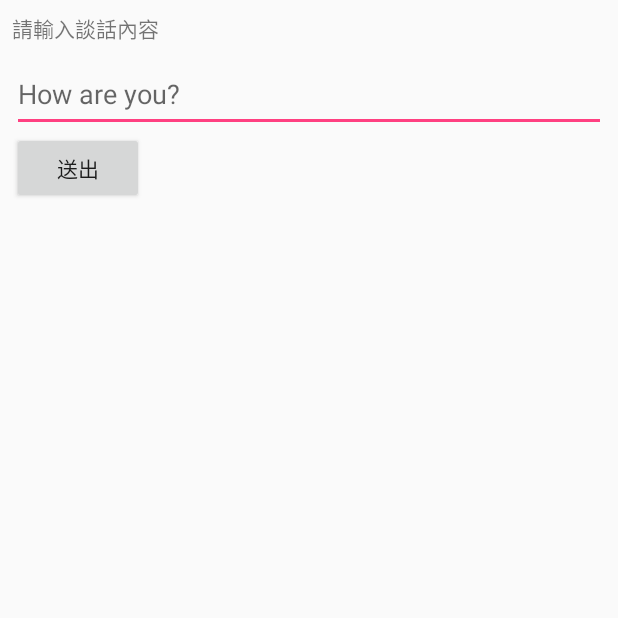
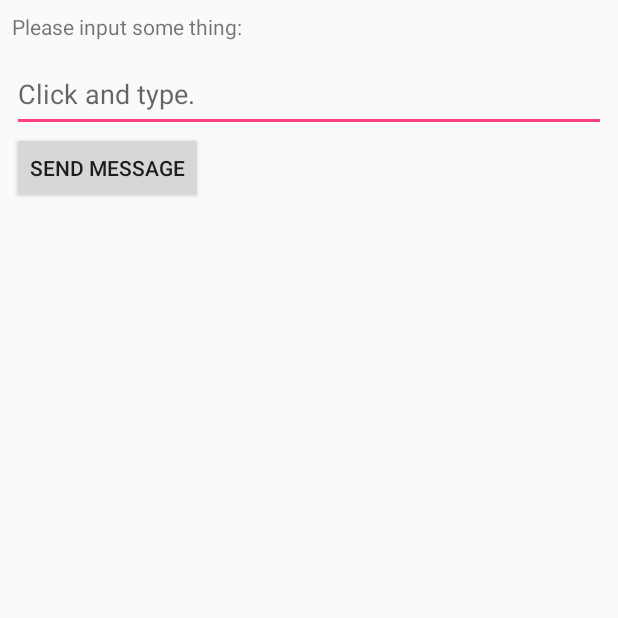
Before and after one commit to TwilightNight/AndroidLesson1_Intent, an Android app: the screen it shows after launch (MainActivity), on a phone screen of 412 x 824 dp, the top half of it. Run offline under Robolectric (Android 15) with nearby library versions, the phone set to English and light mode, and no system bars.

Commit message:
Update activity_main.xml text

```diff
--- a/app/src/main/AndroidManifest.xml
+++ b/app/src/main/AndroidManifest.xml
@@ -13,7 +13,7 @@
                 <category android:name="android.intent.category.LAUNCHER"></category>
             </intent-filter>
         </activity>
-        <activity android:name=".ChatActivity"></activity>
+        <activity android:name=".ChatActivity" android:label="Chat2"></activity>
     </application>
 
 </manifest>
--- a/app/src/main/res/layout/activity_main.xml
+++ b/app/src/main/res/layout/activity_main.xml
@@ -8,16 +8,16 @@
         android:id="@+id/activity_main_text"
         android:layout_width="match_parent"
         android:layout_height="30dp"
-        android:text="請輸入談話內容"/>
+        android:text="Please input some thing:"/>
 
     <EditText
         android:id="@+id/activity_main_edit"
         android:layout_width="match_parent"
         android:layout_height="50dp"
-        android:hint="How are you?"/>
+        android:hint="Click and type."/>
     <Button
         android:id="@+id/activity_main_button"
         android:layout_width="wrap_content"
         android:layout_height="wrap_content"
-        android:text="送出"/>
+        android:text="Send message"/>
 </LinearLayout>
--- a/app/src/main/res/values/styles.xml
+++ b/app/src/main/res/values/styles.xml
@@ -8,4 +8,5 @@
         <item name="colorAccent">@color/colorAccent</item>
     </style>
 
+
 </resources>
```
